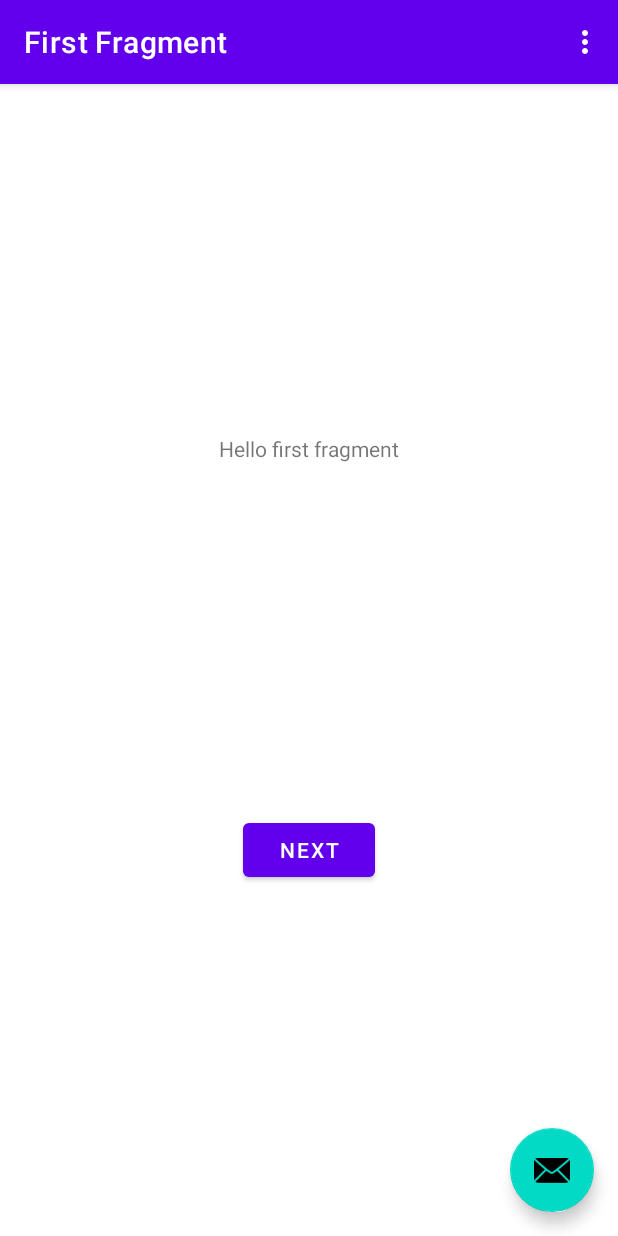
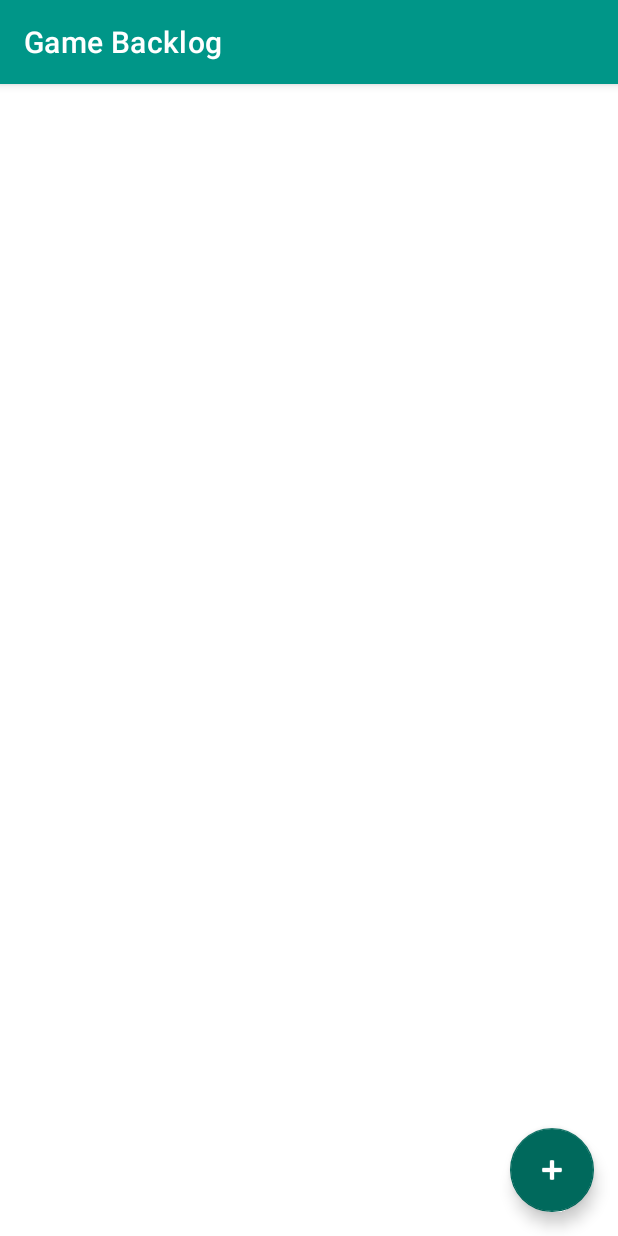
Before and after one commit to wenk-silvan/hva-level-5-notepad, an Android app: the screen it shows after launch (MainActivity), on a phone screen of 412 x 824 dp. Run offline under Robolectric (Android 15) with nearby library versions, the phone set to English and light mode, and no system bars; our stand-ins replace navigation-ui.

Commit message:
Reset both fragments, add fab, change project structure and add colors

```diff
--- a/app/src/main/AndroidManifest.xml
+++ b/app/src/main/AndroidManifest.xml
@@ -10,7 +10,7 @@
         android:supportsRtl="true"
         android:theme="@style/Theme.MadLevel5Task2">
         <activity
-            android:name=".MainActivity"
+            android:name=".ui.MainActivity"
             android:exported="true"
             android:label="@string/app_name"
             android:theme="@style/Theme.MadLevel5Task2.NoActionBar">
--- a/app/src/main/java/nl/hva/madlevel5task2/FirstFragment.kt
+++ b/app/src/main/java/nl/hva/madlevel5task2/ui/GamesFragment.kt
@@ -1,4 +1,4 @@
-package nl.hva.madlevel5task2
+package nl.hva.madlevel5task2.ui
 
 import android.os.Bundle
 import androidx.fragment.app.Fragment
@@ -6,14 +6,15 @@ import android.view.LayoutInflater
 import android.view.View
 import android.view.ViewGroup
 import androidx.navigation.fragment.findNavController
-import nl.hva.madlevel5task2.databinding.FragmentFirstBinding
+import nl.hva.madlevel5task2.R
+import nl.hva.madlevel5task2.databinding.FragmentGamesBinding
 
 /**
  * A simple [Fragment] subclass as the default destination in the navigation.
  */
-class FirstFragment : Fragment() {
+class GamesFragment : Fragment() {
 
-    private var _binding: FragmentFirstBinding? = null
+    private var _binding: FragmentGamesBinding? = null
 
     // This property is only valid between onCreateView and
     // onDestroyView.
@@ -24,7 +25,7 @@ class FirstFragment : Fragment() {
         savedInstanceState: Bundle?
     ): View? {
 
-        _binding = FragmentFirstBinding.inflate(inflater, container, false)
+        _binding = FragmentGamesBinding.inflate(inflater, container, false)
         return binding.root
 
     }
@@ -32,7 +33,7 @@ class FirstFragment : Fragment() {
     override fun onViewCreated(view: View, savedInstanceState: Bundle?) {
         super.onViewCreated(view, savedInstanceState)
 
-        binding.buttonFirst.setOnClickListener {
+        binding.fabAddGame.setOnClickListener {
             findNavController().navigate(R.id.action_FirstFragment_to_SecondFragment)
         }
     }
--- a/app/src/main/java/nl/hva/madlevel5task2/MainActivity.kt
+++ b/app/src/main/java/nl/hva/madlevel5task2/ui/MainActivity.kt
@@ -1,4 +1,4 @@
-package nl.hva.madlevel5task2
+package nl.hva.madlevel5task2.ui
 
 import android.os.Bundle
 import com.google.android.material.snackbar.Snackbar
@@ -9,6 +9,7 @@ import androidx.navigation.ui.navigateUp
 import androidx.navigation.ui.setupActionBarWithNavController
 import android.view.Menu
 import android.view.MenuItem
+import nl.hva.madlevel5task2.R
 import nl.hva.madlevel5task2.databinding.ActivityMainBinding
 
 class MainActivity : AppCompatActivity() {
@@ -27,27 +28,6 @@ class MainActivity : AppCompatActivity() {
         val navController = findNavController(R.id.nav_host_fragment_content_main)
         appBarConfiguration = AppBarConfiguration(navController.graph)
         setupActionBarWithNavController(navController, appBarConfiguration)
-
-        binding.fab.setOnClickListener { view ->
-            Snackbar.make(view, "Replace with your own action", Snackbar.LENGTH_LONG)
-                .setAction("Action", null).show()
-        }
-    }
-
-    override fun onCreateOptionsMenu(menu: Menu): Boolean {
-        // Inflate the menu; this adds items to the action bar if it is present.
-        menuInflater.inflate(R.menu.menu_main, menu)
-        return true
-    }
-
-    override fun onOptionsItemSelected(item: MenuItem): Boolean {
-        // Handle action bar item clicks here. The action bar will
-        // automatically handle clicks on the Home/Up button, so long
-        // as you specify a parent activity in AndroidManifest.xml.
-        return when (item.itemId) {
-            R.id.action_settings -> true
-            else -> super.onOptionsItemSelected(item)
-        }
     }
 
     override fun onSupportNavigateUp(): Boolean {
--- a/app/src/main/res/layout/activity_main.xml
+++ b/app/src/main/res/layout/activity_main.xml
@@ -4,7 +4,7 @@
     xmlns:tools="http://schemas.android.com/tools"
     android:layout_width="match_parent"
     android:layout_height="match_parent"
-    tools:context=".MainActivity">
+    tools:context=".ui.MainActivity">
 
     <com.google.android.material.appbar.AppBarLayout
         android:layout_width="match_parent"
@@ -22,13 +22,4 @@
 
     <include layout="@layout/content_main" />
 
-    <com.google.android.material.floatingactionbutton.FloatingActionButton
-        android:id="@+id/fab"
-        android:layout_width="wrap_content"
-        android:layout_height="wrap_content"
-        android:layout_gravity="bottom|end"
-        android:layout_marginEnd="@dimen/fab_margin"
-        android:layout_marginBottom="16dp"
-        app:srcCompat="@android:drawable/ic_dialog_email" />
-
 </androidx.coordinatorlayout.widget.CoordinatorLayout>
--- a/app/src/main/res/layout/fragment_first.xml
+++ /dev/null
@@ -1,28 +0,0 @@
-<?xml version="1.0" encoding="utf-8"?>
-<androidx.constraintlayout.widget.ConstraintLayout xmlns:android="http://schemas.android.com/apk/res/android"
-    xmlns:app="http://schemas.android.com/apk/res-auto"
-    xmlns:tools="http://schemas.android.com/tools"
-    android:layout_width="match_parent"
-    android:layout_height="match_parent"
-    tools:context=".FirstFragment">
-
-    <TextView
-        android:id="@+id/textview_first"
-        android:layout_width="wrap_content"
-        android:layout_height="wrap_content"
-        android:text="@string/hello_first_fragment"
-        app:layout_constraintBottom_toTopOf="@id/button_first"
-        app:layout_constraintEnd_toEndOf="parent"
-        app:layout_constraintStart_toStartOf="parent"
-        app:layout_constraintTop_toTopOf="parent" />
-
-    <Button
-        android:id="@+id/button_first"
-        android:layout_width="wrap_content"
-        android:layout_height="wrap_content"
-        android:text="@string/next"
-        app:layout_constraintBottom_toBottomOf="parent"
-        app:layout_constraintEnd_toEndOf="parent"
-        app:layout_constraintStart_toStartOf="parent"
-        app:layout_constraintTop_toBottomOf="@id/textview_first" />
-</androidx.constraintlayout.widget.ConstraintLayout>
--- /dev/null
+++ b/app/src/main/res/layout/fragment_games.xml
@@ -0,0 +1,20 @@
+<?xml version="1.0" encoding="utf-8"?>
+<androidx.constraintlayout.widget.ConstraintLayout xmlns:android="http://schemas.android.com/apk/res/android"
+    xmlns:app="http://schemas.android.com/apk/res-auto"
+    xmlns:tools="http://schemas.android.com/tools"
+    android:layout_width="match_parent"
+    android:layout_height="match_parent"
+    tools:context=".ui.GamesFragment">
+
+    <com.google.android.material.floatingactionbutton.FloatingActionButton
+        android:id="@+id/fabAddGame"
+        android:layout_width="wrap_content"
+        android:layout_height="wrap_content"
+        android:layout_gravity="bottom|end"
+        android:layout_marginEnd="@dimen/fab_margin"
+        android:layout_marginBottom="@dimen/fab_margin"
+        app:srcCompat="@android:drawable/ic_input_add"
+        app:layout_constraintBottom_toBottomOf="parent"
+        app:layout_constraintEnd_toEndOf="parent" />
+
+</androidx.constraintlayout.widget.ConstraintLayout>
--- a/app/src/main/res/menu/menu_main.xml
+++ /dev/null
@@ -1,10 +0,0 @@
-<menu xmlns:android="http://schemas.android.com/apk/res/android"
-    xmlns:app="http://schemas.android.com/apk/res-auto"
-    xmlns:tools="http://schemas.android.com/tools"
-    tools:context="nl.hva.madlevel5task2.MainActivity">
-    <item
-        android:id="@+id/action_settings"
-        android:orderInCategory="100"
-        android:title="@string/action_settings"
-        app:showAsAction="never" />
-</menu>
--- a/app/src/main/res/navigation/nav_graph.xml
+++ b/app/src/main/res/navigation/nav_graph.xml
@@ -7,9 +7,9 @@
 
     <fragment
         android:id="@+id/FirstFragment"
-        android:name="nl.hva.madlevel5task2.FirstFragment"
+        android:name="nl.hva.madlevel5task2.ui.GamesFragment"
         android:label="@string/first_fragment_label"
-        tools:layout="@layout/fragment_first">
+        tools:layout="@layout/fragment_games">
 
         <action
             android:id="@+id/action_FirstFragment_to_SecondFragment"
@@ -17,9 +17,9 @@
     </fragment>
     <fragment
         android:id="@+id/SecondFragment"
-        android:name="nl.hva.madlevel5task2.SecondFragment"
+        android:name="nl.hva.madlevel5task2.ui.AddGameFragment"
         android:label="@string/second_fragment_label"
-        tools:layout="@layout/fragment_second">
+        tools:layout="@layout/fragment_add_game">
 
         <action
             android:id="@+id/action_SecondFragment_to_FirstFragment"
--- a/app/src/main/res/values/colors.xml
+++ b/app/src/main/res/values/colors.xml
@@ -7,4 +7,9 @@
     <color name="teal_700">#FF018786</color>
     <color name="black">#FF000000</color>
     <color name="white">#FFFFFFFF</color>
+
+    <color name="colorPrimary">#009688</color>
+    <color name="colorPrimaryDark">#00796B</color>
+    <color name="colorAccent">#00695C</color>
+    <color name="colorBackgroundDark">#3d3d3d</color>
 </resources>
--- a/app/src/main/res/values/strings.xml
+++ b/app/src/main/res/values/strings.xml
@@ -2,8 +2,8 @@
     <string name="app_name">MadLevel5Task2</string>
     <string name="action_settings">Settings</string>
     <!-- Strings used for fragments for navigation -->
-    <string name="first_fragment_label">First Fragment</string>
-    <string name="second_fragment_label">Second Fragment</string>
+    <string name="first_fragment_label">Game Backlog</string>
+    <string name="second_fragment_label">Add Game</string>
     <string name="next">Next</string>
     <string name="previous">Previous</string>
 
--- a/app/src/main/res/values/themes.xml
+++ b/app/src/main/res/values/themes.xml
@@ -2,16 +2,13 @@
     <!-- Base application theme. -->
     <style name="Theme.MadLevel5Task2" parent="Theme.MaterialComponents.DayNight.DarkActionBar">
         <!-- Primary brand color. -->
-        <item name="colorPrimary">@color/purple_500</item>
-        <item name="colorPrimaryVariant">@color/purple_700</item>
-        <item name="colorOnPrimary">@color/white</item>
+        <item name="colorPrimary">@color/colorPrimary</item>
+        <item name="colorPrimaryVariant">@color/colorPrimaryDark</item>
+        <item name="colorOnPrimary">#000000</item>
         <!-- Secondary brand color. -->
-        <item name="colorSecondary">@color/teal_200</item>
-        <item name="colorSecondaryVariant">@color/teal_700</item>
-        <item name="colorOnSecondary">@color/black</item>
-        <!-- Status bar color. -->
+        <item name="colorSecondary">@color/colorAccent</item>
+        <item name="colorOnSecondary">#FFFFFF</item>
         <item name="android:statusBarColor" tools:targetApi="l">?attr/colorPrimaryVariant</item>
-        <!-- Customize your theme here. -->
     </style>
 
     <style name="Theme.MadLevel5Task2.NoActionBar">
```
Also changed, not shown: app/src/main/java/nl/hva/madlevel5task2/ui/AddGameFragment.kt (renamed from app/src/main/java/nl/hva/madlevel5task2/SecondFragment.kt, +8 -12 lines), app/src/main/res/drawable/ic_baseline_save_24.xml (added, +10 -0 lines), app/src/main/res/layout/fragment_add_game.xml (added, +20 -0 lines), app/src/main/res/layout/fragment_second.xml (deleted, +0 -27 lines).
